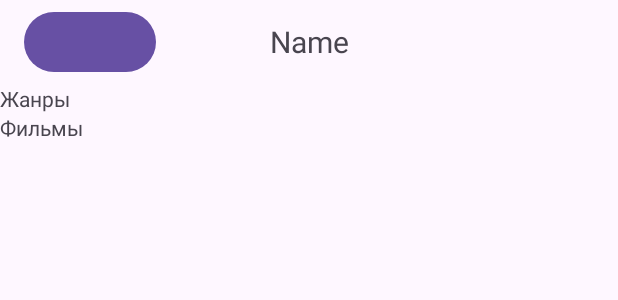
After one commit to Pogchamb/sekvenia, an Android app: the layout fragment_films.xml on its own in the app's theme, with its tools: preview values and no code run, on a phone screen of 412 x 824 dp. The commit adds this screen. Shown: the top 300 px of the screen. Run offline under Robolectric (Android 15) with nearby library versions, the phone set to English and light mode, and no system bars.

Commit message:
add simple view

```diff
--- /dev/null
+++ b/app/src/main/java/com/santorence/secveniafilmapp/fimsScreen/presentation/FimsViewModel.kt
@@ -0,0 +1,4 @@
+package com.santorence.secveniafilmapp.fimsScreen.presentation
+
+class FimsViewModel {
+}
--- /dev/null
+++ b/app/src/main/res/layout/fragment_films.xml
@@ -0,0 +1,45 @@
+<?xml version="1.0" encoding="utf-8"?>
+<androidx.constraintlayout.widget.ConstraintLayout xmlns:android="http://schemas.android.com/apk/res/android"
+    xmlns:tools="http://schemas.android.com/tools"
+    android:layout_width="match_parent"
+    android:layout_height="match_parent"
+    xmlns:app="http://schemas.android.com/apk/res-auto"
+    tools:context=".fimsScreen.presentation.FilmsFragment">
+
+    <include layout="@layout/toolbar"
+        android:id="@+id/toolbar"/>
+
+    <com.google.android.material.textview.MaterialTextView
+        android:id="@+id/genreHeader"
+        android:layout_width="match_parent"
+        android:layout_height="wrap_content"
+        android:text="@string/genres"
+        app:layout_constraintTop_toBottomOf="@+id/toolbar"
+        />
+
+    <androidx.recyclerview.widget.RecyclerView
+        android:id="@+id/genreRecycleView"
+        android:layout_width="match_parent"
+        android:layout_height="wrap_content"
+        app:layout_constraintTop_toBottomOf="@+id/genreHeader">
+
+
+    </androidx.recyclerview.widget.RecyclerView>
+
+    <com.google.android.material.textview.MaterialTextView
+        android:id="@+id/filmsHeader"
+        android:layout_width="match_parent"
+        android:layout_height="wrap_content"
+        app:layout_constraintTop_toBottomOf="@id/genreRecycleView"
+        android:text="@string/films"
+        />
+
+    <androidx.recyclerview.widget.RecyclerView
+        android:id="@+id/filmsRecyclerView"
+        app:layoutManager="androidx.recyclerview.widget.GridLayoutManager"
+        app:spanCount="2"
+        android:layout_width="match_parent"
+        android:layout_height="wrap_content"
+        app:layout_constraintTop_toBottomOf="@id/filmsHeader"
+        />
+</androidx.constraintlayout.widget.ConstraintLayout>
--- /dev/null
+++ b/app/src/main/res/layout/toolbar.xml
@@ -0,0 +1,23 @@
+<?xml version="1.0" encoding="utf-8"?>
+<com.google.android.material.appbar.MaterialToolbar xmlns:android="http://schemas.android.com/apk/res/android"
+    android:id="@+id/toolbar"
+    android:layout_width="match_parent"
+    android:layout_height="?android:actionBarSize">
+
+
+    <com.google.android.material.button.MaterialButton
+        android:layout_width="wrap_content"
+        android:layout_height="wrap_content"
+        android:layout_gravity="start"/>
+
+
+    <com.google.android.material.textview.MaterialTextView
+        android:layout_width="wrap_content"
+        android:layout_height="wrap_content"
+        android:id="@+id/toolbarHeader"
+        android:textSize="20sp"
+        android:text="Name"
+        android:layout_gravity="center"
+        />
+
+</com.google.android.material.appbar.MaterialToolbar>
--- a/app/src/main/res/values/strings.xml
+++ b/app/src/main/res/values/strings.xml
@@ -1,3 +1,6 @@
 <resources>
     <string name="app_name">secveniaFilmApp</string>
+    <!-- TODO: Remove or change this placeholder text -->
+    <string name="genres">Жанры</string>
+    <string name="films">Фильмы</string>
 </resources>
```
Also changed, not shown: app/src/main/java/com/santorence/secveniafilmapp/fimsScreen/presentation/FilmsFragment.kt (added, +60 -0 lines), app/src/main/res/layout/film_item.xml (added, +30 -0 lines), app/src/main/res/layout/genre_item.xml (added, +17 -0 lines).
